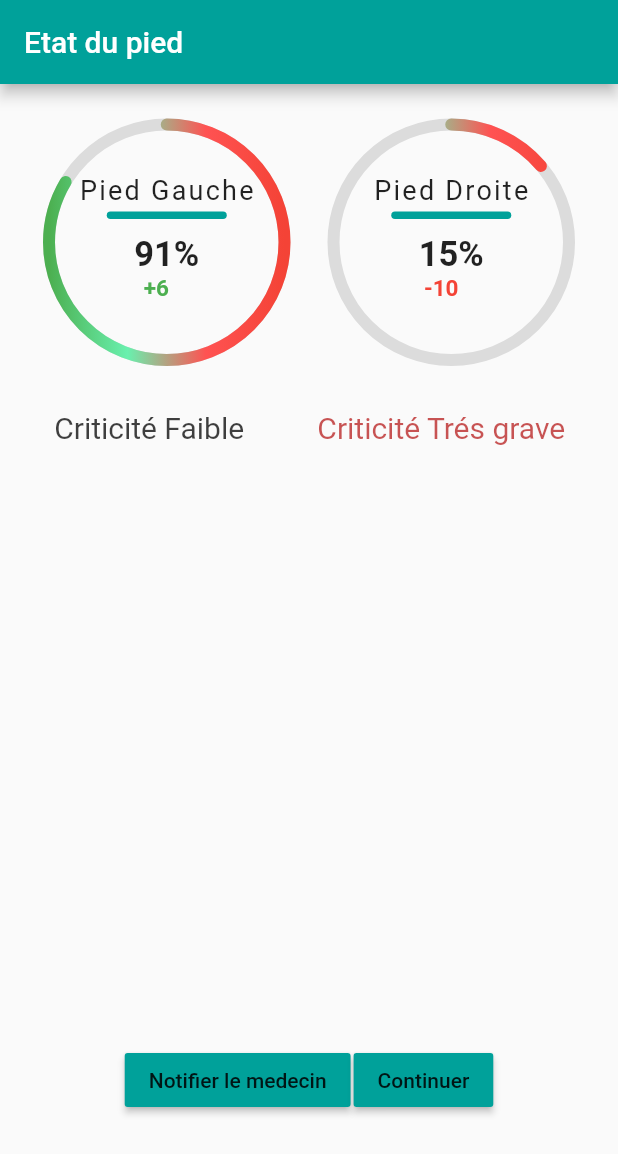
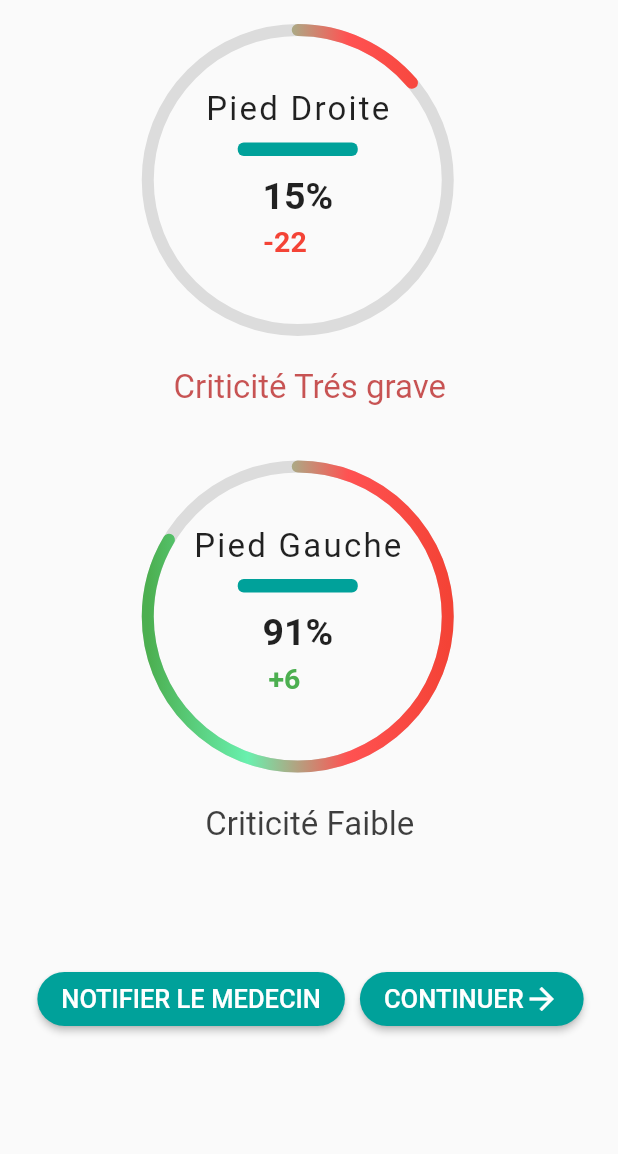
Before and after one commit to tahaJemmali/fitfoot, a Flutter app: the Resultat screen opened directly, on a phone screen of 412 x 824 dp. Shown: the top 1154 px of the screen. Run offline on Flutter 3.47's test engine with Material 2 defaults, Android fonts, the phone set to English and light mode, and no system bars; our stand-ins replace flushbar, sizer; missing offline and left inert: mailer, sms; Roboto replaces fonts that are missing (Muli).

Commit message:
layout_change

```diff
--- a/flutter_app/workspace/lib/AnalyseModule/widgets/radial_progress.dart
+++ b/flutter_app/workspace/lib/AnalyseModule/widgets/radial_progress.dart
@@ -49,8 +49,8 @@ class _RadialProgressState extends State<RadialProgress>
   Widget build(BuildContext context) {
     return CustomPaint(
       child: Container(
-        height: 171.0,
-        width: 157.0,
+        height: 200.0,
+        width: 200.0,
         padding: EdgeInsets.symmetric(vertical: 40.0),
         child: AnimatedOpacity(
           opacity: progressDegrees > 30 ? 1.0 : 0.0,
@@ -59,24 +59,27 @@ class _RadialProgressState extends State<RadialProgress>
             children: <Widget>[
               Text(
                 widget.msg,
-                style: TextStyle(fontSize: 18.0, letterSpacing: 1.5),
+                style: TextStyle(fontSize: 22.0, letterSpacing: 1.5),
               ),
               SizedBox(
-                height: 4.0,
+                height: 9.0,
               ),
               Container(
-                height: 5.0,
+                height: 9.0,
                 width: 80.0,
                 decoration: BoxDecoration(
                     color: new Color(0xFF00A19A),
                     borderRadius: BorderRadius.all(Radius.circular(4.0))),
               ),
               SizedBox(
-                height: 10.0,
+                height: 12.0,
               ),
               Text(
                 ((widget.goalCompleted * 100).round()).toString() + "%",
-                style: TextStyle(fontSize: 23.0, fontWeight: FontWeight.bold),
+                style: TextStyle(fontSize: 25.0, fontWeight: FontWeight.bold),
+              ),
+              SizedBox(
+                height: 5,
               ),
               Align(
                 alignment: Alignment(-0.1, 1.0),
@@ -84,7 +87,7 @@ class _RadialProgressState extends State<RadialProgress>
                   getAmString(widget.amelioration),
                   style: TextStyle(
                       color: getColour(widget.amelioration),
-                      fontSize: 15.0,
+                      fontSize: 19.0,
                       fontWeight: FontWeight.bold),
                 ),
               ),
--- a/flutter_app/workspace/lib/AnalyseModule/widgets/resultat.dart
+++ b/flutter_app/workspace/lib/AnalyseModule/widgets/resultat.dart
@@ -6,6 +6,7 @@ import 'package:workspace/DrawerPages/home.dart';
 import 'package:workspace/AnalyseModule/widgets/radial_progress.dart';
 import 'package:sms/sms.dart';
 import 'package:flushbar/flushbar.dart';
+import 'package:workspace/AnalyseModule/widgets/custom_checkbox.dart';
 
 SmsMessage sms() {
   SmsSender sender = new SmsSender();
@@ -256,39 +257,8 @@ openAlertBox(BuildContext c) {
                     ),
                     Padding(
                       padding: EdgeInsets.only(left: 30.0, right: 30.0),
-                      child: CheckboxListTile(
-                        value: a,
-                        title: Text("SMS",
-                            style: TextStyle(
-                              fontFamily: "Muli",
-                            )),
-                        secondary: const Icon(Icons.sms),
-                        activeColor: new Color(0xFF00A19A),
-                        checkColor: Colors.white,
-                        onChanged: (value) {
-                          setState(() {
-                            a = value;
-                          });
-                        },
-                      ),
-                    ),
-                    Divider(
-                      height: 10,
-                    ),
-                    Padding(
-                      padding: EdgeInsets.only(left: 30.0, right: 30.0),
-                      child: CheckboxListTile(
-                        value: b,
-                        title: Text("Email"),
-                        secondary: const Icon(Icons.email),
-                        activeColor: new Color(0xFF00A19A),
-                        checkColor: Colors.white,
-                        onChanged: (value) {
-                          setState(() {
-                            b = value;
-                          });
-                        },
-                      ),
+                      child: CustomCheckBox(Icons.ac_unit, "test",
+                          onSelect: (bool value) {}),
                     ),
                     new GestureDetector(
                       onTap: () => {
@@ -370,37 +340,77 @@ class _ResultatState extends State<Resultat> {
   Widget build(BuildContext context) {
     return Scaffold(
         resizeToAvoidBottomInset: false,
-        appBar: AppBar(
-          title: Text("Etat du pied"),
-          automaticallyImplyLeading: false,
-        ),
         body: Column(
           children: <Widget>[
             Padding(
               padding: const EdgeInsets.all(10),
             ),
             Row(
-              mainAxisAlignment: MainAxisAlignment.spaceEvenly,
+              mainAxisAlignment: MainAxisAlignment.center,
               children: [
+                SizedBox(
+                  width: 10,
+                ),
+                RadialProgress(
+                  goalCompleted: calcul_etat_Droite(),
+                  msg: "Pied Droite",
+                  amelioration: -22,
+                ),
+                SizedBox(
+                  width: 25,
+                ),
+              ],
+            ),
+            SizedBox(
+              height: 25,
+            ),
+            Row(mainAxisAlignment: MainAxisAlignment.center, children: [
+              DelayedAnimation(
+                child: Row(
+                  children: [
+                    SizedBox(
+                      width: 1,
+                    ),
+                    Align(
+                      child: Text(
+                        message_etat(calcul_etat_Droite()),
+                        textAlign: TextAlign.left,
+                        style: TextStyle(
+                            fontSize: 22,
+                            fontFamily: "Muli",
+                            color: color_message(calcul_etat_Droite())),
+                      ),
+                    ),
+                  ],
+                ),
+                delay: 1300,
+              ),
+            ]),
+            Padding(
+              padding: const EdgeInsets.all(20),
+            ),
+            Row(
+              mainAxisAlignment: MainAxisAlignment.center,
+              children: [
+                SizedBox(
+                  width: 10,
+                ),
                 RadialProgress(
                   goalCompleted: calcul_etat_Gauche(),
                   msg: "Pied Gauche",
                   amelioration: 6,
                 ),
-                RadialProgress(
-                  goalCompleted: calcul_etat_Droite(),
-                  msg: "Pied Droite",
-                  amelioration: -10,
+                SizedBox(
+                  width: 25,
                 ),
               ],
             ),
-            Padding(
-              padding: const EdgeInsets.all(13.0),
+            SizedBox(
+              height: 25,
             ),
+            Row(mainAxisAlignment: MainAxisAlignment.center, children: [
               DelayedAnimation(
                 child: Row(
-                mainAxisAlignment: MainAxisAlignment.spaceAround,
-                crossAxisAlignment: CrossAxisAlignment.center,
                   children: [
                     SizedBox(
                       width: 1,
@@ -410,48 +420,69 @@ class _ResultatState extends State<Resultat> {
                         message_etat(calcul_etat_Gauche()),
                         textAlign: TextAlign.left,
                         style: TextStyle(
-                          fontSize: 20,
+                            fontSize: 22,
                             fontFamily: "Muli",
                             color: color_message(calcul_etat_Gauche())),
                       ),
                     ),
-                  SizedBox(
-                    width: 2,
-                  ),
-                  Align(
-                    child: Text(
-                      message_etat(calcul_etat_Droite()),
-                      textAlign: TextAlign.left,
-                      style: TextStyle(
-                          fontSize: 20,
-                          fontFamily: "Muli",
-                          color: color_message(calcul_etat_Droite())),
-                    ),
-                  ),
-                  SizedBox(
-                    width: 0.1,
-                  )
                   ],
                 ),
                 delay: 1300,
               ),
+            ]),
             Padding(
-              padding: const EdgeInsets.all(200.0),
+              padding: const EdgeInsets.all(40.0),
             ),
             Center(
-              child: Row(
+              child: Column(
+                children: [
+                  Row(
                     mainAxisAlignment: MainAxisAlignment.center,
                     children: <Widget>[
-                  RaisedButton(
-                      color: new Color(0xFF00A19A),
-                      child: Text("Notifier le medecin"),
-                      onPressed: () => openAlertBox(context)),
                       SizedBox(width: 2),
                       RaisedButton(
-                      child: Text("Continuer"),
+                        onPressed: () => openAlertBox(context),
                         color: new Color(0xFF00A19A),
+                        shape: new RoundedRectangleBorder(
+                          borderRadius: new BorderRadius.circular(30.0),
+                        ),
+                        child: Text(
+                          'Notifier le medecin'.toUpperCase(),
+                          style: TextStyle(
+                            fontSize: 17,
+                            color: Colors.white,
+                          ),
+                        ),
+                      ),
+                      SizedBox(
+                        width: 10,
+                      ),
+                      RaisedButton(
                         onPressed: () => Navigator.pushReplacement(context,
-                          MaterialPageRoute(builder: (context) => Home()))),
+                            MaterialPageRoute(builder: (context) => Home())),
+                        color: new Color(0xFF00A19A),
+                        shape: new RoundedRectangleBorder(
+                          borderRadius: new BorderRadius.circular(30.0),
+                        ),
+                        child: Row(
+                          mainAxisAlignment: MainAxisAlignment.spaceBetween,
+                          children: <Widget>[
+                            Text(
+                              'Continuer'.toUpperCase(),
+                              style: TextStyle(
+                                fontSize: 17,
+                                color: Colors.white,
+                              ),
+                            ),
+                            Icon(
+                              Icons.arrow_forward,
+                              color: Colors.white,
+                            )
+                          ],
+                        ),
+                      ),
+                    ],
+                  ),
                 ],
               ),
             )
--- /dev/null
+++ b/flutter_app/workspace/lib/AnalyseModule/widgets/size_config.dart
@@ -0,0 +1,42 @@
+import 'package:flutter/rendering.dart';
+import 'package:flutter/widgets.dart';
+
+class SizeConfig {
+  static double _screenWidth;
+  static double _screenHeight;
+  static double _blockWidth = 0;
+  static double _blockHeight = 0;
+
+  static double textMultiplier;
+  static double imageSizeMultiplier;
+  static double heightMultiplier;
+  static double widthMultiplier;
+  static bool isPortrait = true;
+  static bool isMobilePortrait = false;
+
+  void init(BoxConstraints constraints, Orientation orientation) {
+    if (orientation == Orientation.portrait) {
+      _screenWidth = constraints.maxWidth;
+      _screenHeight = constraints.maxHeight;
+      isPortrait = true;
+      if (_screenWidth < 450) {
+        isMobilePortrait = true;
+      }
+    } else {
+      _screenWidth = constraints.maxHeight;
+      _screenHeight = constraints.maxWidth;
+      isPortrait = false;
+      isMobilePortrait = false;
+    }
+
+    _blockWidth = _screenWidth / 100;
+    _blockHeight = _screenHeight / 100;
+
+    textMultiplier = _blockHeight;
+    imageSizeMultiplier = _blockWidth;
+    heightMultiplier = _blockHeight;
+    widthMultiplier = _blockWidth;
+
+    print(_screenWidth);
+  }
+}
--- a/flutter_app/workspace/pubspec.yaml
+++ b/flutter_app/workspace/pubspec.yaml
@@ -29,6 +29,7 @@ dependencies:
   cupertino_icons: ^1.0.0
   adobe_xd: ^1.1.0+1
   sms: ^0.2.0
+  sizer: ^1.1.8
   flushbar: ^1.10.4
   flutter:
     sdk: flutter
```
Also changed, not shown: flutter_app/workspace/lib/AnalyseModule/widgets/analyse.dart (+67 -25 lines), flutter_app/workspace/lib/AnalyseModule/widgets/circular_progress_button.dart (+26 -30 lines), flutter_app/workspace/lib/AnalyseModule/widgets/custom_checkbox.dart (added, +97 -0 lines), flutter_app/workspace/lib/AnalyseModule/widgets/size_help.dart (added, +16 -0 lines), flutter_app/workspace/lib/AnalyseModule/widgets/custom_dialog.dart (deleted), flutter_app/workspace/pubspec.lock. Lines whose indentation alone changed are shown as unchanged.
